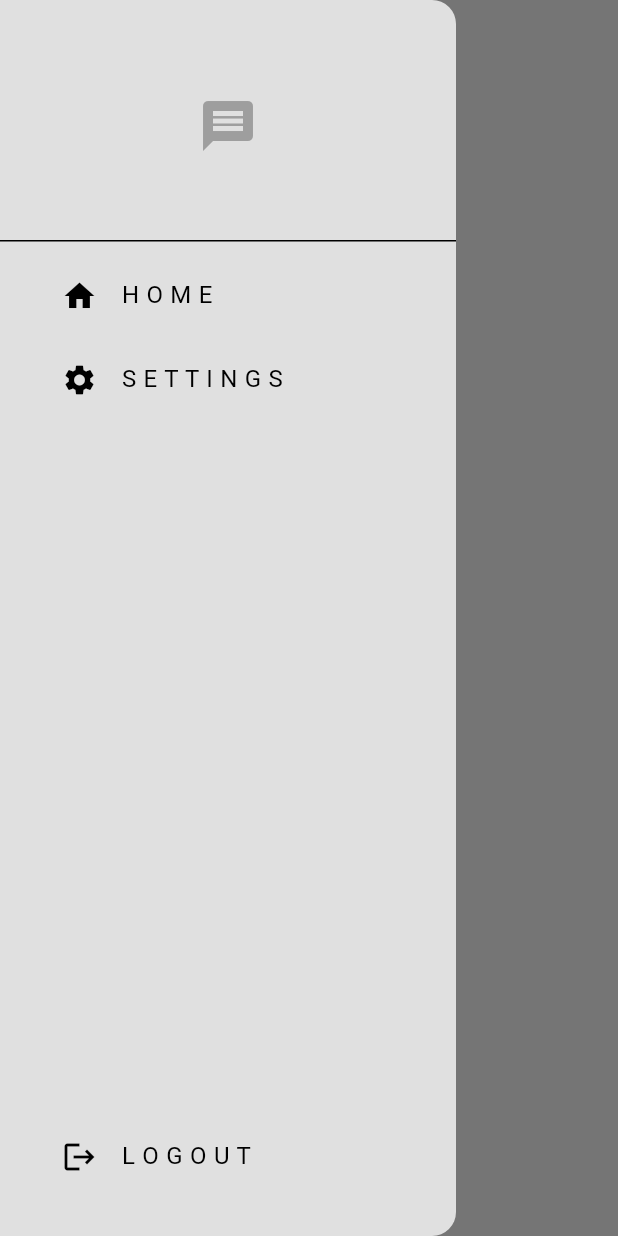
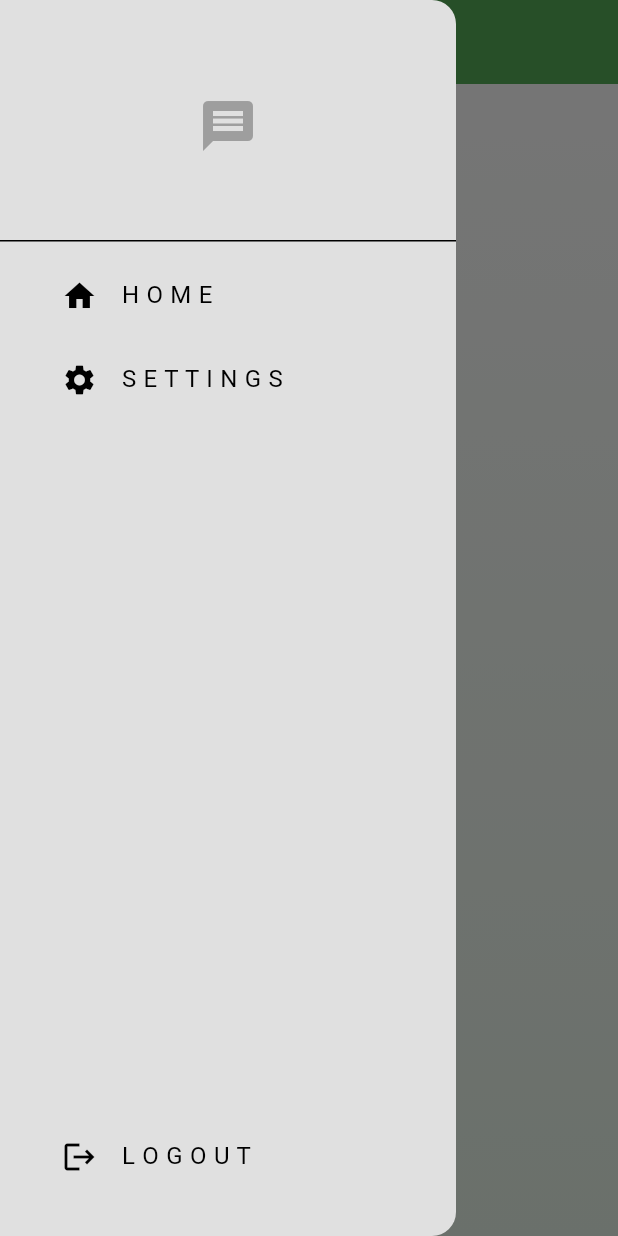
Before and after one commit to mkabdulazees56/flutte_chat_app_firbase, a Flutter app: the screen it shows once a user with an empty profile is signed in, with the side drawer open, on a phone screen of 412 x 824 dp. Run offline on Flutter 3.47's test engine with Material 3 defaults, Android fonts, the light colour scheme and no system bars; our stand-ins replace cloud_firestore, firebase_auth, firebase_core; accounts and stored records are empty.

Commit message:
home page ui updated

```diff
--- a/lib/pages/home_page.dart
+++ b/lib/pages/home_page.dart
@@ -1,3 +1,75 @@
+// // ignore_for_file: prefer_const_constructors
+
+// import 'package:flutter/material.dart';
+// import 'package:flutter_chat_app_firebase/components/my_drawer.dart';
+// import 'package:flutter_chat_app_firebase/components/user_tile.dart';
+// import 'package:flutter_chat_app_firebase/pages/chat_page.dart';
+// import 'package:flutter_chat_app_firebase/services/auth/auth_service.dart';
+// import 'package:flutter_chat_app_firebase/services/chat/chat_services.dart';
+
+// class HomePage extends StatelessWidget {
+//   HomePage({super.key});
+
+// //chat and auth services
+
+//   final ChatService _chatService = ChatService();
+//   final AuthService _authService = AuthService();
+
+//   @override
+//   Widget build(BuildContext context) {
+//     return Scaffold(
+//       appBar: AppBar(
+//         title: Text('home'),
+//       ),
+//       drawer: MyDrawer(),
+//       body: _buildUserList(),
+//     );
+//   }
+
+//   // build list of users for the current logged in user
+//   Widget _buildUserList() {
+//     return StreamBuilder(
+//         stream: _chatService.getUsersStream(),
+//         builder: (context, snapshot) {
+//           if (snapshot.hasError) {
+//             return const Text('Error');
+//           }
+//           //loading
+//           if (snapshot.connectionState == ConnectionState.waiting) {
+//             return const Text('Loading...');
+//           }
+//           // return list view
+
+//           return ListView(
+//             children: snapshot.data!
+//                 .map<Widget>(
+//                     (userData) => _buildUserListItem(userData, context))
+//                 .toList(),
+//           );
+//         });
+//   }
+
+//   Widget _buildUserListItem(
+//       Map<String, dynamic> userData, BuildContext context) {
+//     if (userData['email'] != _authService.getCurrentUser()!.email) {
+//       return UserTile(
+//         text: userData['email'],
+//         onTap: () {
+//           Navigator.push(
+//               context,
+//               MaterialPageRoute(
+//                   builder: (context) => ChatPage(
+//                         receiverEmail: userData['email'],
+//                         receiverID: userData['uid'],
+//                       )));
+//         },
+//       );
+//     } else {
+//       return Container();
+//     }
+//   }
+// }
+
 // ignore_for_file: prefer_const_constructors
 
 import 'package:flutter/material.dart';
@@ -10,8 +82,7 @@ import 'package:flutter_chat_app_firebase/services/chat/chat_services.dart';
 class HomePage extends StatelessWidget {
   HomePage({super.key});
 
-//chat and auth services
-
+  // Chat and auth services
   final ChatService _chatService = ChatService();
   final AuthService _authService = AuthService();
 
@@ -19,36 +90,55 @@ class HomePage extends StatelessWidget {
   Widget build(BuildContext context) {
     return Scaffold(
       appBar: AppBar(
-        title: Text('home'),
+        title: Text(
+          'Home',
+          style: TextStyle(fontWeight: FontWeight.bold, color: Colors.white),
+        ),
+        centerTitle: true,
+        backgroundColor: Colors.green,
+        elevation: 5,
       ),
       drawer: MyDrawer(),
-      body: _buildUserList(),
+      body: Container(
+        decoration: BoxDecoration(
+          gradient: LinearGradient(
+            colors: [Colors.white, Colors.green.shade50],
+            begin: Alignment.topCenter,
+            end: Alignment.bottomCenter,
+          ),
+        ),
+        child: _buildUserList(),
+      ),
     );
   }
 
-  // build list of users for the current logged in user
+  // Build list of users for the current logged-in user
   Widget _buildUserList() {
     return StreamBuilder(
       stream: _chatService.getUsersStream(),
       builder: (context, snapshot) {
         if (snapshot.hasError) {
-            return const Text('Error');
+          return Center(
+              child: Text('Error loading users',
+                  style: TextStyle(color: Colors.red)));
         }
-          //loading
+
         if (snapshot.connectionState == ConnectionState.waiting) {
-            return const Text('Loading...');
+          return Center(child: CircularProgressIndicator());
         }
-          // return list view
 
+        // Return list view of users
         return ListView(
+          padding: EdgeInsets.symmetric(vertical: 8),
           children: snapshot.data!
-                .map<Widget>(
-                    (userData) => _buildUserListItem(userData, context))
+              .map<Widget>((userData) => _buildUserListItem(userData, context))
               .toList(),
         );
-        });
+      },
+    );
   }
 
+  // Build individual user item
   Widget _buildUserListItem(
       Map<String, dynamic> userData, BuildContext context) {
     if (userData['email'] != _authService.getCurrentUser()!.email) {
@@ -61,11 +151,13 @@ class HomePage extends StatelessWidget {
               builder: (context) => ChatPage(
                 receiverEmail: userData['email'],
                 receiverID: userData['uid'],
-                      )));
+              ),
+            ),
+          );
         },
       );
     } else {
-      return Container();
+      return SizedBox.shrink(); // Empty widget for the current user
     }
   }
 }
```
Also changed, not shown: lib/components/user_tile.dart (+32 -11 lines). Lines whose indentation alone changed are shown as unchanged.
